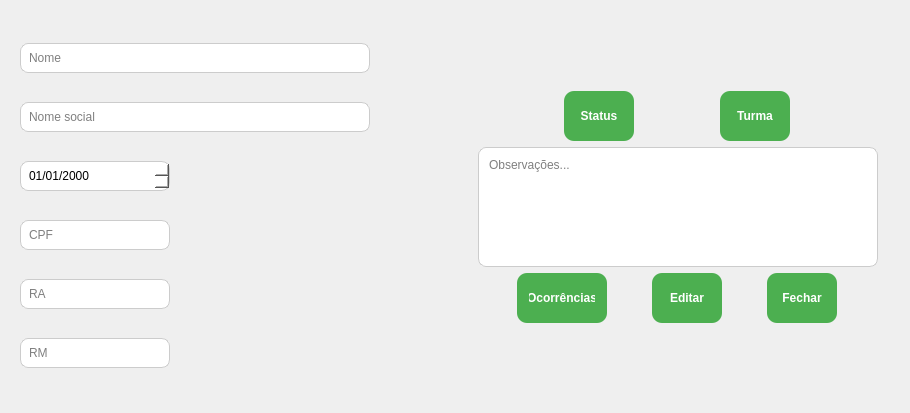
The window that App/view/ui/studentInfo.ui (Caiquef80/Gerenciamento-Escolar) describes before a commit, drawn with Qt 5.
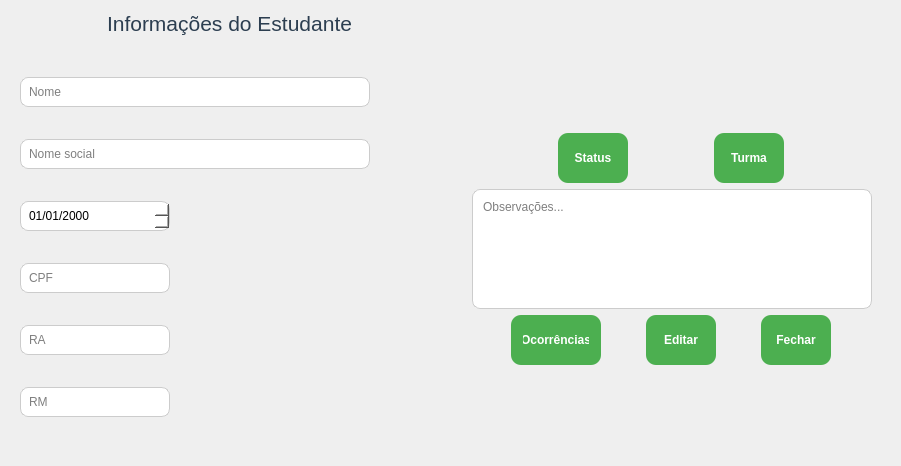
The same window after the commit. Icons and pictures are not drawn.

Commit message: feat(tela deleteClass e registerParent) (#71)

```diff
--- a/App/view/ui/studentInfo.ui
+++ b/App/view/ui/studentInfo.ui
@@ -9,8 +9,8 @@
    <rect>
     <x>0</x>
     <y>0</y>
-    <width>910</width>
-    <height>413</height>
+    <width>901</width>
+    <height>466</height>
    </rect>
   </property>
   <property name="windowTitle">
@@ -20,156 +20,16 @@
    <iconset>
     <normaloff>imagens/68045.png</normaloff>imagens/68045.png</iconset>
   </property>
+  <property name="styleSheet">
+   <string notr="true">QLabel{
+ font-family: &quot;Segoe UI&quot;, &quot;Arial&quot;, sans-serif;
+    font-size: 16px;
+    font-weight: 500;   
+    color: #2c3e50;
+}</string>
+  </property>
   <layout class="QGridLayout" name="gridLayout_2">
-   <item row="0" column="0">
-    <widget class="QWidget" name="widget_2" native="true">
-     <property name="minimumSize">
-      <size>
-       <width>0</width>
-       <height>30</height>
-      </size>
-     </property>
-     <property name="styleSheet">
-      <string notr="true">QLineEdit, QDateTimeEdit {
-    border: 1px solid #ccc;
-    border-radius: 8px;
-    padding: 6px;
-    background: white;
-}
-
-QLineEdit:focus, QDateTimeEdit:focus {
-    border: 2px solid #4CAF50;
-}
-
-QPushButton {
-    background-color: #4CAF50;
-    color: white;
-    border-radius: 8px;
-    padding: 6px 12px;
-}
-
-QPushButton:hover {
-    background-color: #45a049;
-}
-
-QPushButton:pressed {
-    background-color: #3d8b40;
-}
-</string>
-     </property>
-     <layout class="QVBoxLayout" name="verticalLayout_2">
-      <property name="leftMargin">
-       <number>9</number>
-      </property>
-      <property name="topMargin">
-       <number>9</number>
-      </property>
-      <property name="rightMargin">
-       <number>9</number>
-      </property>
-      <property name="bottomMargin">
-       <number>9</number>
-      </property>
-      <item>
-       <widget class="QLineEdit" name="nome_4">
-        <property name="maximumSize">
-         <size>
-          <width>350</width>
-          <height>16777215</height>
-         </size>
-        </property>
-        <property name="text">
-         <string/>
-        </property>
-        <property name="maxLength">
-         <number>32676</number>
-        </property>
-        <property name="placeholderText">
-         <string>Nome</string>
-        </property>
-       </widget>
-      </item>
-      <item>
-       <widget class="QLineEdit" name="nomeSocial">
-        <property name="maximumSize">
-         <size>
-          <width>350</width>
-          <height>16777215</height>
-         </size>
-        </property>
-        <property name="text">
-         <string/>
-        </property>
-        <property name="placeholderText">
-         <string>Nome social</string>
-        </property>
-       </widget>
-      </item>
-      <item>
-       <widget class="QDateTimeEdit" name="data_6">
-        <property name="maximumSize">
-         <size>
-          <width>150</width>
-          <height>16777215</height>
-         </size>
-        </property>
-        <property name="displayFormat">
-         <string>dd/MM/yyyy</string>
-        </property>
-       </widget>
-      </item>
-      <item>
-       <widget class="QLineEdit" name="cpf_3">
-        <property name="maximumSize">
-         <size>
-          <width>150</width>
-          <height>16777215</height>
-         </size>
-        </property>
-        <property name="text">
-         <string/>
-        </property>
-        <property name="placeholderText">
-         <string>CPF</string>
-        </property>
-       </widget>
-      </item>
-      <item>
-       <widget class="QLineEdit" name="ra">
-        <property name="maximumSize">
-         <size>
-          <width>150</width>
-          <height>16777215</height>
-         </size>
-        </property>
-        <property name="text">
-         <string/>
-        </property>
-        <property name="placeholderText">
-         <string>RA</string>
-        </property>
-       </widget>
-      </item>
-      <item>
-       <widget class="QLineEdit" name="rm">
-        <property name="maximumSize">
-         <size>
-          <width>150</width>
-          <height>16777215</height>
-         </size>
-        </property>
-        <property name="text">
-         <string/>
-        </property>
-        <property name="placeholderText">
-         <string>RM</string>
-        </property>
-       </widget>
-      </item>
-     </layout>
-    </widget>
-   </item>
-   <item row="0" column="1">
+   <item row="2" column="1">
     <widget class="QWidget" name="widget_4" native="true">
      <property name="styleSheet">
       <string notr="true">QPushButton {
@@ -347,6 +207,163 @@
      </layout>
     </widget>
    </item>
+   <item row="2" column="0">
+    <widget class="QWidget" name="widget_2" native="true">
+     <property name="minimumSize">
+      <size>
+       <width>0</width>
+       <height>30</height>
+      </size>
+     </property>
+     <property name="styleSheet">
+      <string notr="true">
+
+QLineEdit, QDateTimeEdit {
+    border: 1px solid #ccc;
+    border-radius: 8px;
+    padding: 6px;
+    background: white;
+}
+
+QLineEdit:focus, QDateTimeEdit:focus {
+    border: 2px solid #4CAF50;
+}
+
+QPushButton {
+    background-color: #4CAF50;
+    color: white;
+    border-radius: 8px;
+    padding: 6px 12px;
+}
+
+QPushButton:hover {
+    background-color: #45a049;
+}
+
+QPushButton:pressed {
+    background-color: #3d8b40;
+}
+</string>
+     </property>
+     <layout class="QVBoxLayout" name="verticalLayout_2">
+      <property name="leftMargin">
+       <number>9</number>
+      </property>
+      <property name="topMargin">
+       <number>9</number>
+      </property>
+      <property name="rightMargin">
+       <number>9</number>
+      </property>
+      <property name="bottomMargin">
+       <number>9</number>
+      </property>
+      <item>
+       <widget class="QLineEdit" name="nome_4">
+        <property name="maximumSize">
+         <size>
+          <width>350</width>
+          <height>16777215</height>
+         </size>
+        </property>
+        <property name="text">
+         <string/>
+        </property>
+        <property name="maxLength">
+         <number>32676</number>
+        </property>
+        <property name="placeholderText">
+         <string>Nome</string>
+        </property>
+       </widget>
+      </item>
+      <item>
+       <widget class="QLineEdit" name="nomeSocial">
+        <property name="maximumSize">
+         <size>
+          <width>350</width>
+          <height>16777215</height>
+         </size>
+        </property>
+        <property name="text">
+         <string/>
+        </property>
+        <property name="placeholderText">
+         <string>Nome social</string>
+        </property>
+       </widget>
+      </item>
+      <item>
+       <widget class="QDateTimeEdit" name="data_6">
+        <property name="maximumSize">
+         <size>
+          <width>150</width>
+          <height>16777215</height>
+         </size>
+        </property>
+        <property name="displayFormat">
+         <string>dd/MM/yyyy</string>
+        </property>
+       </widget>
+      </item>
+      <item>
+       <widget class="QLineEdit" name="cpf_3">
+        <property name="maximumSize">
+         <size>
+          <width>150</width>
+          <height>16777215</height>
+         </size>
+        </property>
+        <property name="text">
+         <string/>
+        </property>
+        <property name="placeholderText">
+         <string>CPF</string>
+        </property>
+       </widget>
+      </item>
+      <item>
+       <widget class="QLineEdit" name="ra">
+        <property name="maximumSize">
+         <size>
+          <width>150</width>
+          <height>16777215</height>
+         </size>
+        </property>
+        <property name="text">
+         <string/>
+        </property>
+        <property name="placeholderText">
+         <string>RA</string>
+        </property>
+       </widget>
+      </item>
+      <item>
+       <widget class="QLineEdit" name="rm">
+        <property name="maximumSize">
+         <size>
+          <width>150</width>
+          <height>16777215</height>
+         </size>
+        </property>
+        <property name="text">
+         <string/>
+        </property>
+        <property name="placeholderText">
+         <string>RM</string>
+        </property>
+       </widget>
+      </item>
+     </layout>
+    </widget>
+   </item>
+   <item row="1" column="0" alignment="Qt::AlignHCenter">
+    <widget class="QLabel" name="label">
+     <property name="text">
+      <string>&lt;html&gt;&lt;head/&gt;&lt;body&gt;&lt;p&gt;&lt;span style=&quot; font-size:16pt; font-weight:400;&quot;&gt;Informações do Estudante&lt;/span&gt;&lt;/p&gt;&lt;/body&gt;&lt;/html&gt;</string>
+     </property>
+    </widget>
+   </item>
   </layout>
  </widget>
  <resources/>
```
The commit also changes 9 other files.
